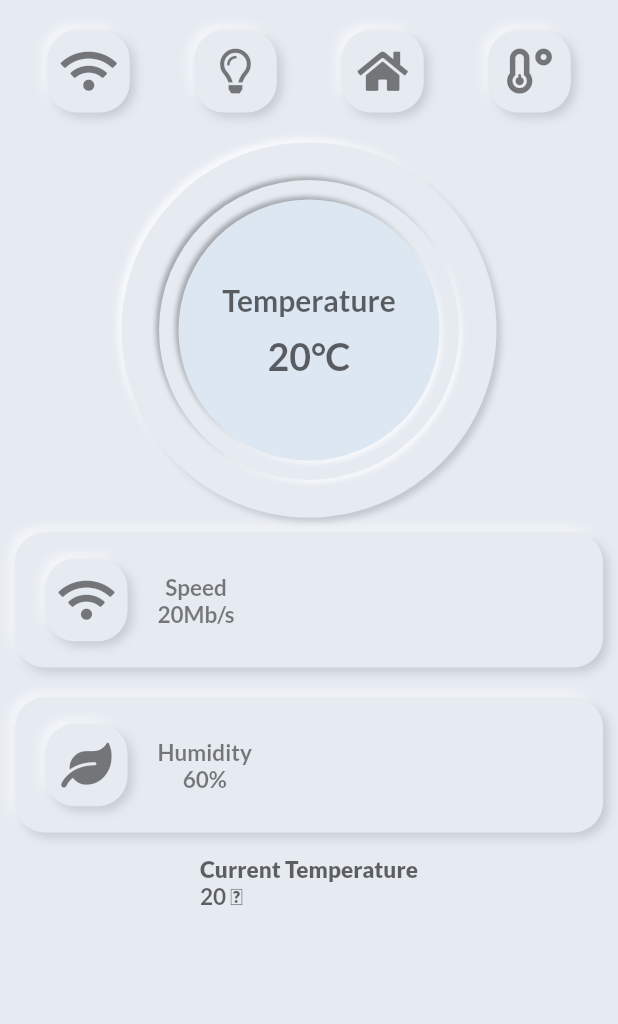
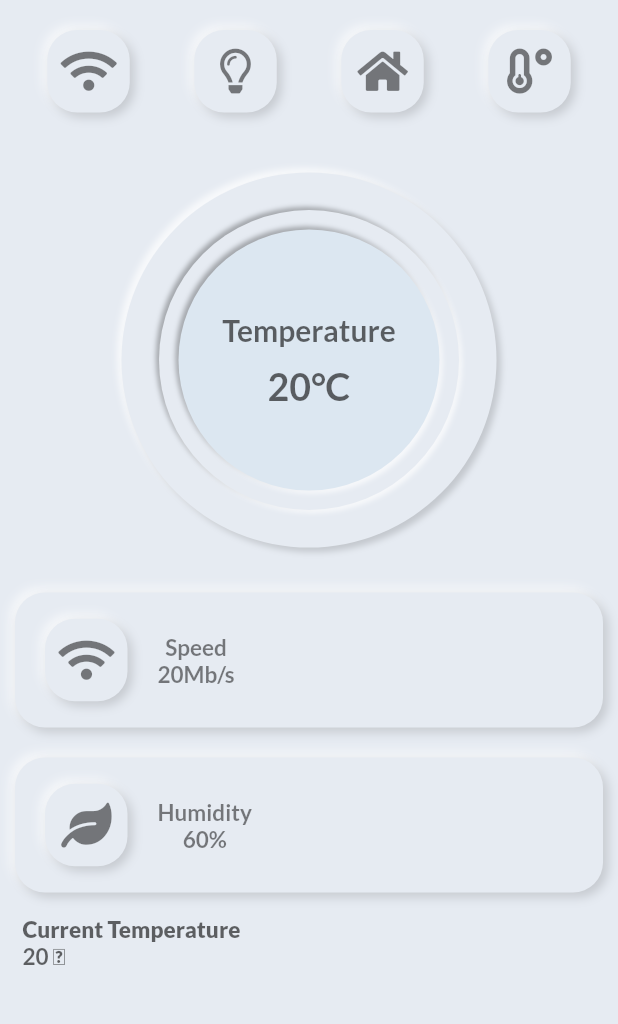
Before and after one commit to maxgdev/smart_home_app, a Flutter app: the screen it shows after launch, on a phone screen of 412 x 824 dp, the part 63-1087 px from its top. Run offline on Flutter 3.47's test engine with Material 2 defaults, Android fonts, the light colour scheme and no system bars; our stand-ins replace font_awesome_flutter, google_fonts.

Commit message:
Fixed position of bottom text

```diff
--- a/lib/smart_home.dart
+++ b/lib/smart_home.dart
@@ -70,8 +70,9 @@ class SmartHome extends StatelessWidget {
               ),
             ],)
           ),
+          SizedBox(height: 40,),
+          CentreComponent(),
           SizedBox(height: 20,),
-          CentreComponent(),
           BottomComponent(
             statusText1: "Speed",
             statusText2: "20Mb/s",
@@ -83,9 +84,12 @@ class SmartHome extends StatelessWidget {
             statusIcon: FontAwesomeIcons.leaf
           ),
           SizedBox(height: 5),
-          Container(
+          Padding(
+            padding: const EdgeInsets.symmetric(horizontal: 15),
+            child: Container(
+              alignment: Alignment.centerLeft,
               child: Column(
-              mainAxisAlignment: MainAxisAlignment.start,
+                // mainAxisAlignment: MainAxisAlignment.start,
                 crossAxisAlignment: CrossAxisAlignment.start,
                 children: [
                   Text("Current Temperature",
@@ -103,6 +107,7 @@ class SmartHome extends StatelessWidget {
                 ],
               )
             ),
+          ),
         ],
       ),
     );
```
Lines whose indentation alone changed are shown as unchanged.
